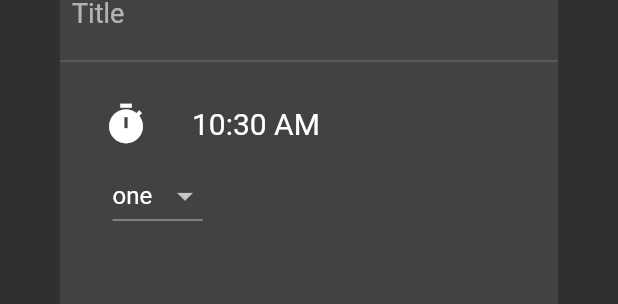
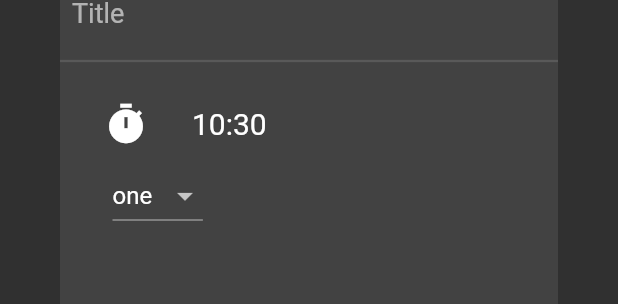
Before and after one commit to austinevick/todo-app, a Flutter app: the AddTaskScreen widget shown alone on an empty page, opened directly, on a phone screen of 412 x 824 dp. Shown: the part 419-723 px from the top of the screen. Run offline on Flutter 3.47's test engine with Material 2 defaults, Android fonts, the phone set to English and light mode, and no system bars; our stand-ins replace liquid_pull_to_refresh, sqflite, table_calendar; missing offline and left inert: random_color; accounts and stored records are empty.

```diff
--- a/lib/models/task.dart
+++ b/lib/models/task.dart
@@ -2,9 +2,9 @@ import 'category.dart';
 
 class Task {
   int id;
-  final String title;
-  final List<TaskCategory> categories;
-  final String date;
+  String title;
+  List<TaskCategory> categories;
+  String date;
   int complete;
   Task({
     this.id,
--- a/lib/screens/add_task_screen.dart
+++ b/lib/screens/add_task_screen.dart
@@ -1,4 +1,5 @@
 import 'package:flutter/material.dart';
+import 'package:intl/intl.dart';
 import 'package:provider/provider.dart';
 import 'package:todo_app/models/task.dart';
 import 'package:todo_app/provider/task_provider.dart';
@@ -13,7 +14,7 @@ class AddTaskScreen extends StatefulWidget {
 
 class _AddTaskScreenState extends State<AddTaskScreen> {
   final titleController = new TextEditingController();
-  var currentTime = TimeOfDay.now();
+  var currentTime = DateFormat('HH:mm').format(DateTime.now());
   var items = ['one', 'two', 'three'];
   String initialValue = 'one';
 
@@ -21,6 +22,7 @@ class _AddTaskScreenState extends State<AddTaskScreen> {
   void initState() {
     if (widget.task != null) {
       titleController.text = widget.task.title;
+      currentTime = widget.task.date;
     }
     super.initState();
   }
@@ -84,7 +86,7 @@ class _AddTaskScreenState extends State<AddTaskScreen> {
                             initialTime: TimeOfDay.now(),
                           );
                           if (time != null) {
-                            setState(() => currentTime = time);
+                            setState(() => currentTime = time.format(context));
                           }
                         },
                         child: Icon(
@@ -92,7 +94,7 @@ class _AddTaskScreenState extends State<AddTaskScreen> {
                           size: 30,
                         )),
                     Text(
-                      '${currentTime.format(context)}',
+                      '$currentTime',
                       style: TextStyle(fontSize: 20),
                     ),
                   ],
@@ -141,7 +143,7 @@ class _AddTaskScreenState extends State<AddTaskScreen> {
                               Navigator.of(context).pop();
                               Task task = new Task(
                                   title: titleController.text,
-                                  date: currentTime.format(context).toString());
+                                  date: currentTime);
                               if (widget.task == null) {
                                 task.complete = 0;
                                 tasks.addTask(task);
```
